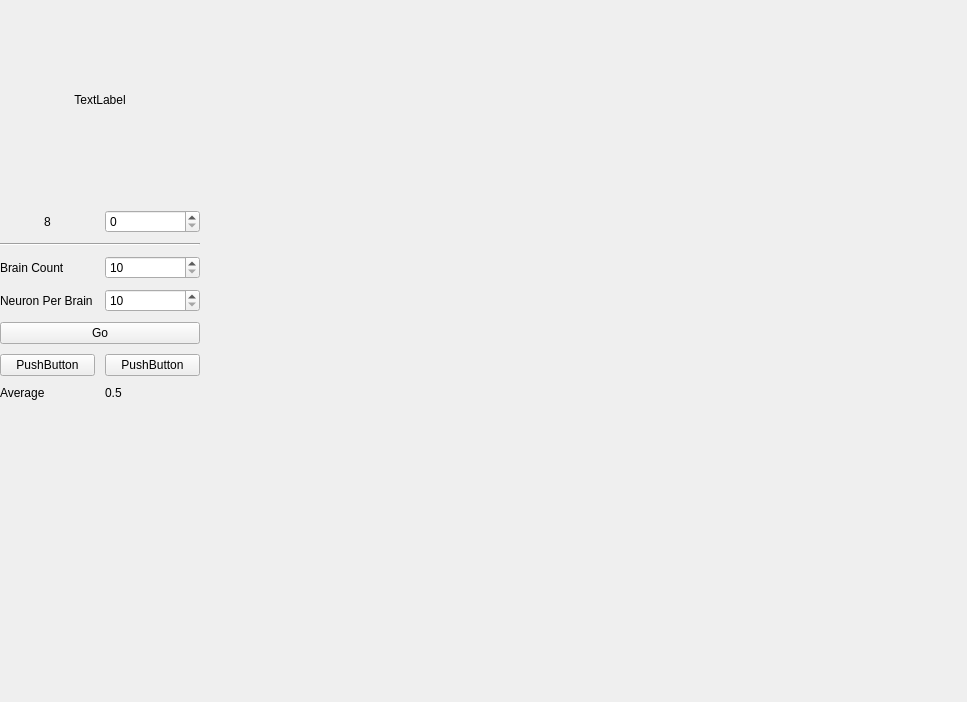
Above: main_window.ui from loicbourgois/digit_recognizer before the change. Below: the same form after it.
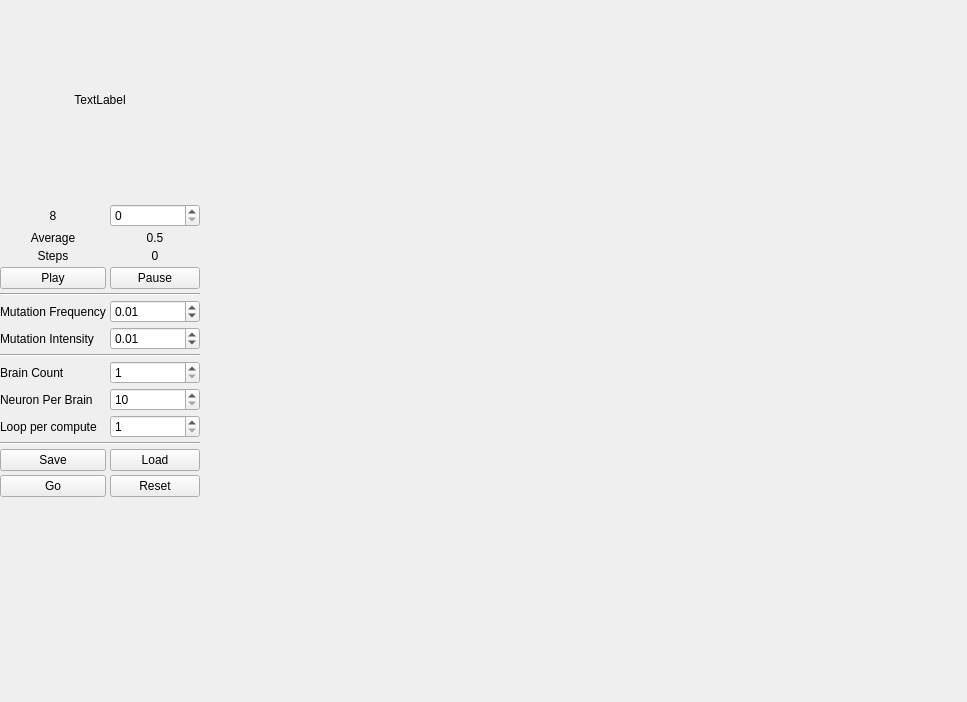
That is the form after the change.

Commit message: Add save - Adapt interface - Change way decision is taken

```diff
--- a/main_window.ui
+++ b/main_window.ui
@@ -104,23 +104,69 @@
           <number>0</number>
          </property>
          <property name="spacing">
-          <number>10</number>
+          <number>4</number>
          </property>
-         <item row="6" column="0">
-          <widget class="QPushButton" name="pushButton">
+         <item row="15" column="1">
+          <widget class="QPushButton" name="pushButtonReset">
            <property name="text">
-            <string>PushButton</string>
+            <string>Reset</string>
            </property>
           </widget>
          </item>
-         <item row="6" column="1">
-          <widget class="QPushButton" name="pushButton_2">
+         <item row="12" column="0">
+          <widget class="QLabel" name="label_5">
            <property name="text">
-            <string>PushButton</string>
+            <string>Loop per compute</string>
            </property>
           </widget>
          </item>
-         <item row="8" column="0">
+         <item row="12" column="1">
+          <widget class="QSpinBox" name="spinBoxLoopPerCompute">
+           <property name="minimum">
+            <number>1</number>
+           </property>
+           <property name="maximum">
+            <number>100</number>
+           </property>
+           <property name="value">
+            <number>1</number>
+           </property>
+          </widget>
+         </item>
+         <item row="3" column="0">
+          <widget class="QLabel" name="label_4">
+           <property name="text">
+            <string>Steps</string>
+           </property>
+           <property name="alignment">
+            <set>Qt::AlignCenter</set>
+           </property>
+          </widget>
+         </item>
+         <item row="3" column="1">
+          <widget class="QLabel" name="labelSteps">
+           <property name="text">
+            <string>0</string>
+           </property>
+           <property name="alignment">
+            <set>Qt::AlignCenter</set>
+           </property>
+          </widget>
+         </item>
+         <item row="16" column="1">
+          <spacer name="horizontalSpacer">
+           <property name="orientation">
+            <enum>Qt::Horizontal</enum>
+           </property>
+           <property name="sizeHint" stdset="0">
+            <size>
+             <width>40</width>
+             <height>20</height>
+            </size>
+           </property>
+          </spacer>
+         </item>
+         <item row="16" column="0">
           <spacer name="horizontalSpacer_2">
            <property name="orientation">
             <enum>Qt::Horizontal</enum>
@@ -133,24 +179,37 @@
            </property>
           </spacer>
          </item>
-         <item row="7" column="0">
+         <item row="2" column="0">
           <widget class="QLabel" name="label_3">
            <property name="text">
             <string>Average</string>
            </property>
+           <property name="alignment">
+            <set>Qt::AlignCenter</set>
+           </property>
           </widget>
          </item>
-         <item row="7" column="1">
+         <item row="2" column="1">
           <widget class="QLabel" name="labelAverage">
            <property name="text">
             <string>0.5</string>
            </property>
+           <property name="alignment">
+            <set>Qt::AlignCenter</set>
+           </property>
           </widget>
          </item>
-         <item row="2" column="0" colspan="2">
-          <widget class="Line" name="line">
-           <property name="orientation">
-            <enum>Qt::Horizontal</enum>
+         <item row="4" column="0">
+          <widget class="QPushButton" name="pushButtonPlay">
+           <property name="text">
+            <string>Play</string>
+           </property>
+          </widget>
+         </item>
+         <item row="4" column="1">
+          <widget class="QPushButton" name="pushButtonPause">
+           <property name="text">
+            <string>Pause</string>
            </property>
           </widget>
          </item>
@@ -173,30 +232,20 @@
            </property>
           </widget>
          </item>
-         <item row="3" column="0">
+         <item row="9" column="0" colspan="2">
+          <widget class="Line" name="line">
+           <property name="orientation">
+            <enum>Qt::Horizontal</enum>
+           </property>
+          </widget>
+         </item>
+         <item row="10" column="0">
           <widget class="QLabel" name="label">
            <property name="text">
             <string>Brain Count</string>
            </property>
           </widget>
          </item>
-         <item row="4" column="0">
-          <widget class="QLabel" name="label_2">
-           <property name="text">
-            <string>Neuron Per Brain</string>
-           </property>
-          </widget>
-         </item>
-         <item row="4" column="1">
-          <widget class="QSpinBox" name="spinBox_2">
-           <property name="minimum">
-            <number>10</number>
-           </property>
-           <property name="maximum">
-            <number>100</number>
-           </property>
-          </widget>
-         </item>
          <item row="1" column="0">
           <widget class="QLabel" name="labelValue">
            <property name="minimumSize">
@@ -213,37 +262,40 @@
            </property>
           </widget>
          </item>
-         <item row="5" column="0" colspan="2">
-          <widget class="QPushButton" name="pushButtonGo">
+         <item row="11" column="0">
+          <widget class="QLabel" name="label_2">
            <property name="text">
-            <string>Go</string>
+            <string>Neuron Per Brain</string>
            </property>
           </widget>
          </item>
-         <item row="3" column="1">
-          <widget class="QSpinBox" name="spinBox">
+         <item row="10" column="1">
+          <widget class="QSpinBox" name="spinBoxBrainCount">
            <property name="minimum">
-            <number>10</number>
+            <number>1</number>
            </property>
            <property name="maximum">
             <number>100</number>
            </property>
+           <property name="value">
+            <number>1</number>
+           </property>
           </widget>
          </item>
-         <item row="8" column="1">
-          <spacer name="horizontalSpacer">
-           <property name="orientation">
-            <enum>Qt::Horizontal</enum>
+         <item row="11" column="1">
+          <widget class="QSpinBox" name="spinBoxNeuronPerBrain">
+           <property name="minimum">
+            <number>10</number>
            </property>
-           <property name="sizeHint" stdset="0">
-            <size>
-             <width>40</width>
-             <height>20</height>
-            </size>
+           <property name="maximum">
+            <number>100</number>
            </property>
-          </spacer>
+           <property name="value">
+            <number>10</number>
+           </property>
+          </widget>
          </item>
-         <item row="9" column="0" colspan="2">
+         <item row="17" column="0" colspan="2">
           <spacer name="verticalSpacer">
            <property name="orientation">
             <enum>Qt::Vertical</enum>
@@ -256,6 +308,81 @@
            </property>
           </spacer>
          </item>
+         <item row="15" column="0">
+          <widget class="QPushButton" name="pushButtonGo">
+           <property name="text">
+            <string>Go</string>
+           </property>
+          </widget>
+         </item>
+         <item row="13" column="0" colspan="2">
+          <widget class="Line" name="line_2">
+           <property name="orientation">
+            <enum>Qt::Horizontal</enum>
+           </property>
+          </widget>
+         </item>
+         <item row="6" column="0" colspan="2">
+          <widget class="Line" name="line_3">
+           <property name="orientation">
+            <enum>Qt::Horizontal</enum>
+           </property>
+          </widget>
+         </item>
+         <item row="7" column="0">
+          <widget class="QLabel" name="label_6">
+           <property name="text">
+            <string>Mutation Frequency</string>
+           </property>
+          </widget>
+         </item>
+         <item row="8" column="0">
+          <widget class="QLabel" name="label_7">
+           <property name="text">
+            <string>Mutation Intensity</string>
+           </property>
+          </widget>
+         </item>
+         <item row="7" column="1">
+          <widget class="QDoubleSpinBox" name="doubleSpinBoxMutationFrequency">
+           <property name="maximum">
+            <double>1.000000000000000</double>
+           </property>
+           <property name="singleStep">
+            <double>0.010000000000000</double>
+           </property>
+           <property name="value">
+            <double>0.010000000000000</double>
+           </property>
+          </widget>
+         </item>
+         <item row="8" column="1">
+          <widget class="QDoubleSpinBox" name="doubleSpinBoxMutationIntensity">
+           <property name="maximum">
+            <double>1.000000000000000</double>
+           </property>
+           <property name="singleStep">
+            <double>0.010000000000000</double>
+           </property>
+           <property name="value">
+            <double>0.010000000000000</double>
+           </property>
+          </widget>
+         </item>
+         <item row="14" column="1">
+          <widget class="QPushButton" name="pushButtonLoad">
+           <property name="text">
+            <string>Load</string>
+           </property>
+          </widget>
+         </item>
+         <item row="14" column="0">
+          <widget class="QPushButton" name="pushButtonSave">
+           <property name="text">
+            <string>Save</string>
+           </property>
+          </widget>
+         </item>
         </layout>
        </widget>
       </widget>
```
The commit also changes 7 other files.
